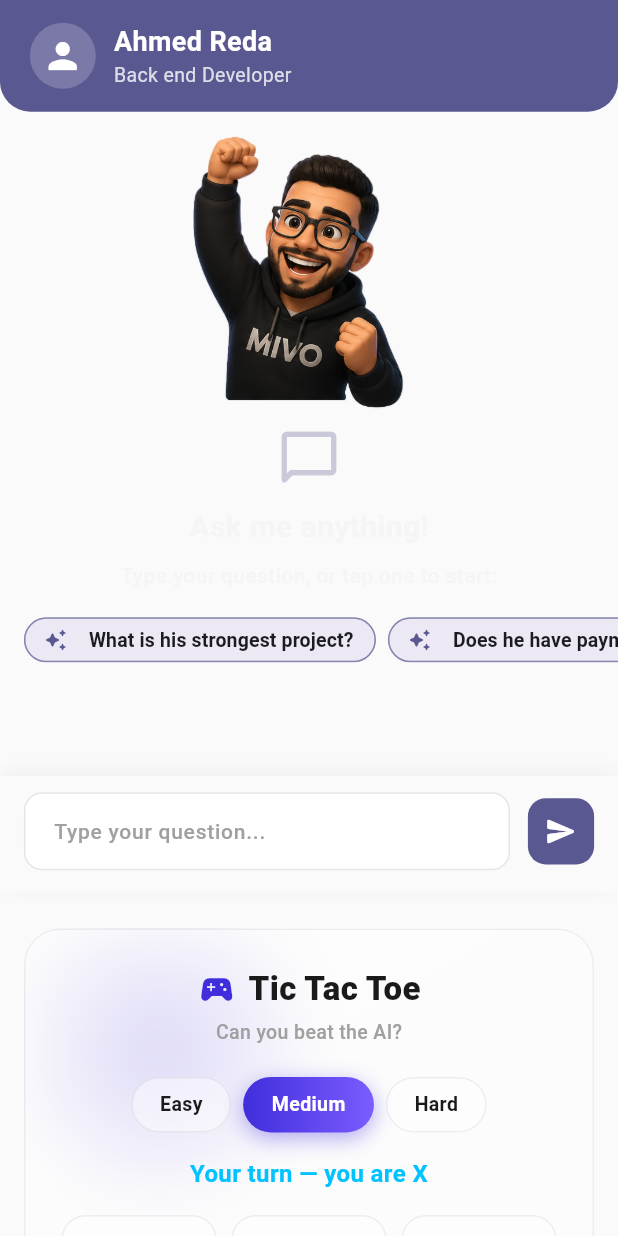
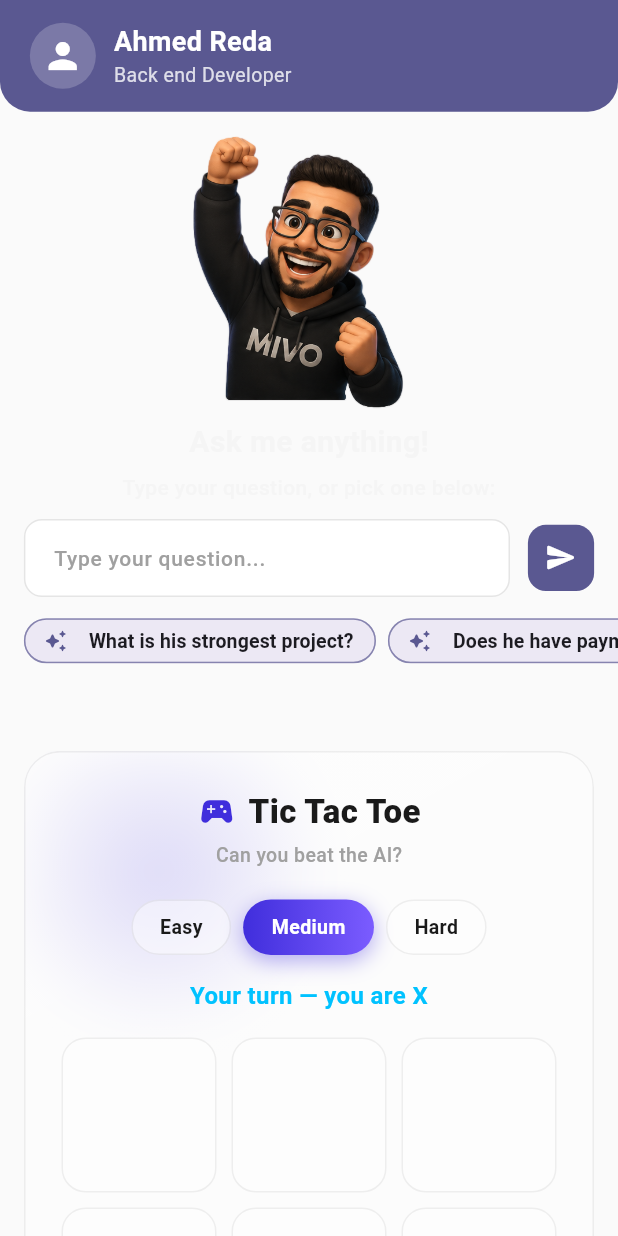
Before and after one commit to MahmoudReda0o0/personal_website_v2, a Flutter app: the WebsiteScreen screen opened directly, on a phone screen of 412 x 824 dp. Run offline on Flutter 3.47's test engine with Material 3 defaults, Android fonts, the phone set to English and light mode, and no system bars; our stand-ins replace flutter_linkify, flutter_screenutil, flutter_svg, qr_flutter, supabase_flutter; accounts and stored records are empty; statements that could not run were skipped.

Commit message:
Put suggestion chips right under the question field
Layout is now: question field, then the suggestion chips, then the
question and Mivo's answer, flowing with the page instead of a fixed box.
Tapping a chip fills the field and sends it, exactly like typing it; the
question stays in the field while Mivo thinks.

Co-Authored-By: Claude Opus 5.5 <noreply@anthropic.com>
Claude-Session: https://claude.ai/code/session_01XCKAum72WmYRb9DEqSFNE2

```diff
--- a/lib/feature/screen/website_screen.dart
+++ b/lib/feature/screen/website_screen.dart
@@ -1,13 +1,19 @@
 import 'package:flutter/material.dart';
 import 'package:flutter_screenutil/flutter_screenutil.dart';
 import 'package:mivo/feature/provider/ai_provider.dart';
+import 'package:mivo/feature/screen/widgets/chat_empty_state.dart';
 import 'package:mivo/feature/screen/widgets/mini_games/game_section.dart';
 import 'package:mivo/feature/screen/widgets/mivo_image_widget.dart';
+import 'package:mivo/feature/screen/widgets/suggestion_chips.dart';
 import 'package:mivo/feature/screen/widgets/website_chat_section.dart';
 import 'package:mivo/feature/screen/widgets/website_header.dart';
 import 'package:mivo/feature/screen/widgets/website_input_section.dart';
 import 'package:provider/provider.dart';
 
+/// Layout, top to bottom:
+/// header → Mivo → intro → question field → suggestion chips → Q&A → games.
+/// The chips sit right under the field and work exactly like typing a
+/// question there and pressing send.
 class WebsiteScreen extends StatefulWidget {
   const WebsiteScreen({super.key});
 
@@ -17,7 +23,6 @@ class WebsiteScreen extends StatefulWidget {
 
 class _WebsiteScreenState extends State<WebsiteScreen> {
   final TextEditingController _questionController = TextEditingController();
-  final ScrollController _scrollController = ScrollController();
 
   @override
   void initState() {
@@ -30,41 +35,34 @@ class _WebsiteScreenState extends State<WebsiteScreen> {
   @override
   void dispose() {
     _questionController.dispose();
-    _scrollController.dispose();
     super.dispose();
   }
 
-  /// Shows the new question and the start of Mivo's answer. The answer is
-  /// read top-down; the follow-up chips sit right after it.
-  void _scrollToAnswerStart() {
-    WidgetsBinding.instance.addPostFrameCallback((_) {
-      if (_scrollController.hasClients) {
-        _scrollController.animateTo(
-          0,
-          duration: const Duration(milliseconds: 300),
-          curve: Curves.easeOut,
-        );
-      }
-    });
-  }
-
-  /// Sends the typed question.
-  void _askQuestion() => _send(_questionController.text);
-
-  /// Shared by the text box and the suggestion chips.
-  void _send(String question) {
-    final text = question.trim();
+  /// Sends whatever is in the question field.
+  Future<void> _askQuestion() async {
+    final text = _questionController.text.trim();
     final ai = context.read<MivoAiProvider>();
     if (text.isEmpty || ai.isLoading) return;
     FocusManager.instance.primaryFocus?.unfocus();
-    _questionController.clear();
-    ai.askMivoV2(text).then((_) {
-      if (mounted) _scrollToAnswerStart();
-    });
+    // The question stays in the field while Mivo thinks, then clears.
+    await ai.askMivoV2(text);
+    if (mounted) _questionController.clear();
+  }
+
+  /// A chip behaves like the visitor typed it into the field and sent it.
+  void _askSuggestion(String question) {
+    if (context.read<MivoAiProvider>().isLoading) return;
+    _questionController.text = question;
+    _askQuestion();
   }
 
   @override
   Widget build(BuildContext context) {
+    final ai = context.watch<MivoAiProvider>();
+    final hasConversation = ai.answer.isNotEmpty || ai.isLoading;
+    // Starter questions first; after an answer, its follow-ups.
+    final chips = hasConversation ? ai.suggestions : ai.starterQuestions;
+
     return Scaffold(
       body: SafeArea(
         child: SingleChildScrollView(
@@ -73,23 +71,22 @@ class _WebsiteScreenState extends State<WebsiteScreen> {
               const WebsiteHeader(),
               16.verticalSpace,
               const MivoImageWidget(),
-              SizedBox(
-                height: 350.h,
-                child: Column(
-                  children: [
-                    Expanded(
-                      child: WebsiteChatSection(
-                        scrollController: _scrollController,
-                        onQuestionTap: _send,
-                      ),
-                    ),
-                    WebsiteInputSection(
-                      controller: _questionController,
-                      onSend: _askQuestion,
-                    ),
-                  ],
+              const ChatIntro(),
+              12.verticalSpace,
+              WebsiteInputSection(
+                controller: _questionController,
+                onSend: _askQuestion,
+              ),
+              if (!ai.isLoading && chips.isNotEmpty) ...[
+                SuggestionChips(
+                  questions: chips,
+                  onTap: _askSuggestion,
+                  padding: EdgeInsets.symmetric(horizontal: 16.w),
                 ),
-              ),
+                8.verticalSpace,
+              ],
+              const WebsiteChatSection(),
+              24.verticalSpace,
               GameSection(),
             ],
           ),
--- a/lib/feature/screen/widgets/chat_empty_state.dart
+++ b/lib/feature/screen/widgets/chat_empty_state.dart
@@ -3,54 +3,37 @@ import 'package:flutter_screenutil/flutter_screenutil.dart';
 import 'package:mivo/core/app/app_colors.dart';
 import 'package:mivo/core/custom_widgets/custom_text/custom_text.dart';
 import 'package:mivo/feature/provider/ai_provider.dart';
-import 'package:mivo/feature/screen/widgets/suggestion_chips.dart';
 import 'package:provider/provider.dart';
 
-class ChatEmptyState extends StatelessWidget {
-  const ChatEmptyState({super.key, required this.onQuestionTap});
-
-  /// Sends a starter question straight to Mivo.
-  final ValueChanged<String> onQuestionTap;
+/// Title and hint shown above the question field.
+class ChatIntro extends StatelessWidget {
+  const ChatIntro({super.key});
 
   @override
   Widget build(BuildContext context) {
-    final ai = context.watch<MivoAiProvider>();
-    final isArabic = ai.visitorLang == 'ar';
+    final isArabic = context.select<MivoAiProvider, bool>(
+      (ai) => ai.visitorLang == 'ar',
+    );
 
-    // Scrollable so nothing overflows the fixed-height chat box.
-    return SingleChildScrollView(
-      padding: EdgeInsets.symmetric(vertical: 12.h),
+    return Padding(
+      padding: EdgeInsets.symmetric(horizontal: 16.w),
       child: Column(
         children: [
-          Icon(
-            Icons.chat_bubble_outline_rounded,
-            size: 44,
-            color: Theme.of(context).colorScheme.primary.withValues(alpha: 0.3),
-          ),
-          10.verticalSpace,
+          8.verticalSpace,
           const CustomText(
             color: AppColors.darkTextPrimary,
             text: 'Ask me anything!',
             fontSize: 20,
             fontWeight: FontWeight.w600,
           ),
-          8.verticalSpace,
+          6.verticalSpace,
           CustomText(
             text: isArabic
-                ? 'اكتب سؤالك، أو اختار سؤال جاهز:'
-                : 'Type your question, or tap one to start:',
+                ? 'اكتب سؤالك، أو اختار سؤال من تحت:'
+                : 'Type your question, or pick one below:',
             color: AppColors.darkTextPrimary,
             fontSize: 14,
             textAlign: TextAlign.center,
-          ),
-          14.verticalSpace,
-          // Edge-to-edge row, so chips scroll under the screen edge.
-          SuggestionChips(
-            questions: ai.starterQuestions,
-            enabled: !ai.isLoading,
-            onTap: onQuestionTap,
-            padding: EdgeInsets.symmetric(horizontal: 16.w),
-            center: true,
           ),
         ],
       ),
--- a/lib/feature/screen/widgets/website_chat_section.dart
+++ b/lib/feature/screen/widgets/website_chat_section.dart
@@ -1,53 +1,39 @@
 import 'package:flutter/material.dart';
 import 'package:flutter_screenutil/flutter_screenutil.dart';
 import 'package:mivo/feature/provider/ai_provider.dart';
-import 'package:mivo/feature/screen/widgets/chat_empty_state.dart';
 import 'package:mivo/feature/screen/widgets/message_bubble.dart';
-import 'package:mivo/feature/screen/widgets/suggestion_chips.dart';
 import 'package:mivo/feature/screen/widgets/typing_indicator.dart';
 import 'package:provider/provider.dart';
 
+/// The visitor's question and Mivo's answer, shown under the question field
+/// and the suggestion chips. Grows with the answer; the page scrolls.
 class WebsiteChatSection extends StatelessWidget {
-  const WebsiteChatSection({
-    super.key,
-    required this.scrollController,
-    required this.onQuestionTap,
-  });
-
-  final ScrollController scrollController;
-
-  /// Sends a tapped suggestion straight to Mivo.
-  final ValueChanged<String> onQuestionTap;
+  const WebsiteChatSection({super.key});
 
   @override
   Widget build(BuildContext context) {
     return Consumer<MivoAiProvider>(
       builder: (context, ai, _) {
-        if (ai.answer.isEmpty && !ai.isLoading) {
-          return ChatEmptyState(onQuestionTap: onQuestionTap);
+        if (ai.question.isEmpty && ai.answer.isEmpty && !ai.isLoading) {
+          return const SizedBox.shrink();
         }
-        return ListView(
-          controller: scrollController,
-          padding: EdgeInsets.all(16.w),
+        return Padding(
+          padding: EdgeInsets.fromLTRB(16.w, 8.h, 16.w, 0),
+          child: Column(
+            crossAxisAlignment: CrossAxisAlignment.stretch,
             children: [
               if (ai.question.isNotEmpty)
                 MessageBubble(text: ai.question, isUser: true),
               if (ai.answer.isNotEmpty) ...[
-              16.verticalSpace,
+                12.verticalSpace,
                 MessageBubble(text: ai.answer, isUser: false),
               ],
               if (ai.isLoading) ...[
-              SizedBox(height: 8.h),
+                8.verticalSpace,
                 const TypingIndicator(),
               ],
-            if (!ai.isLoading && ai.suggestions.isNotEmpty) ...[
-              14.verticalSpace,
-              SuggestionChips(
-                questions: ai.suggestions,
-                onTap: onQuestionTap,
+            ],
           ),
-            ],
-          ],
         );
       },
     );
--- a/lib/feature/screen/widgets/website_input_section.dart
+++ b/lib/feature/screen/widgets/website_input_section.dart
@@ -18,18 +18,8 @@ class WebsiteInputSection extends StatelessWidget {
   Widget build(BuildContext context) {
     return Consumer<MivoAiProvider>(
       builder: (context, ai, _) {
-        return Container(
-          padding: EdgeInsets.fromLTRB(16.w, 12.h, 16.w, 16.h),
-          decoration: BoxDecoration(
-            color: Theme.of(context).scaffoldBackgroundColor,
-            boxShadow: [
-              BoxShadow(
-                color: Colors.black.withValues(alpha: 0.05),
-                blurRadius: 10,
-                offset: const Offset(0, -2),
-              ),
-            ],
-          ),
+        return Padding(
+          padding: EdgeInsets.fromLTRB(16.w, 0, 16.w, 10.h),
           child: Row(
             children: [
               Expanded(
```
Lines whose indentation alone changed are shown as unchanged.
